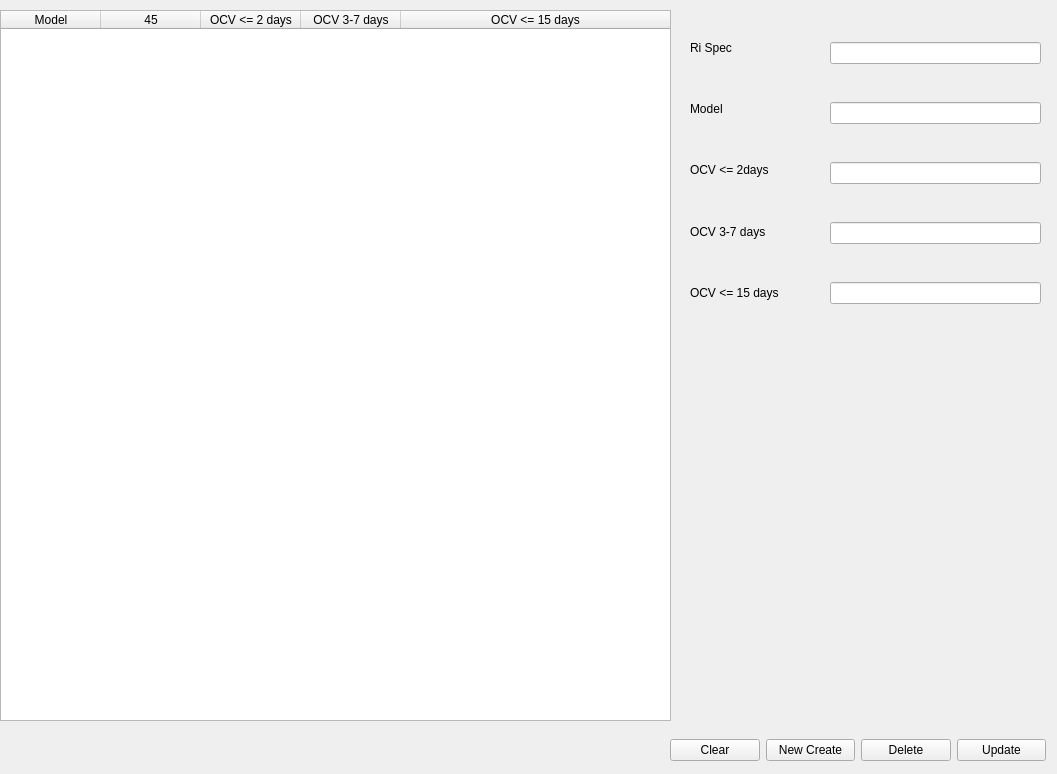
First picture: the form in ui/setup-topup.ui, repository pynghaw/GP_sigma, before the edit.
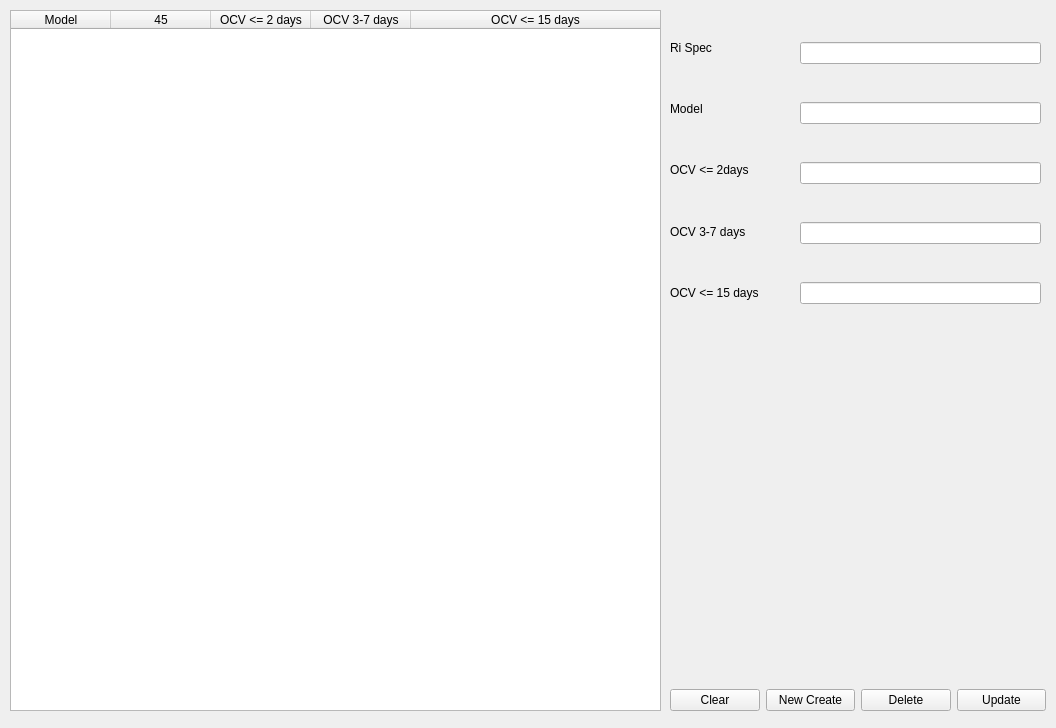
Second picture: the form after the edit.

What changed in the file:
```diff
--- a/ui/setup-topup.ui
+++ b/ui/setup-topup.ui
@@ -6,20 +6,32 @@
    <rect>
     <x>0</x>
     <y>0</y>
-    <width>1057</width>
-    <height>774</height>
+    <width>1056</width>
+    <height>728</height>
    </rect>
   </property>
+  <property name="minimumSize">
+   <size>
+    <width>1056</width>
+    <height>728</height>
+   </size>
+  </property>
+  <property name="maximumSize">
+   <size>
+    <width>1056</width>
+    <height>728</height>
+   </size>
+  </property>
   <property name="windowTitle">
    <string>Setup-with topup</string>
   </property>
   <widget class="QTableWidget" name="tableWidget">
    <property name="geometry">
     <rect>
-     <x>0</x>
+     <x>10</x>
      <y>10</y>
-     <width>671</width>
-     <height>711</height>
+     <width>651</width>
+     <height>701</height>
     </rect>
    </property>
    <property name="wordWrap">
@@ -66,7 +78,7 @@
   <widget class="QWidget" name="verticalLayoutWidget">
    <property name="geometry">
     <rect>
-     <x>690</x>
+     <x>670</x>
      <y>20</y>
      <width>121</width>
      <height>301</height>
@@ -113,9 +125,9 @@
   <widget class="QWidget" name="verticalLayoutWidget_2">
    <property name="geometry">
     <rect>
-     <x>830</x>
+     <x>800</x>
      <y>10</y>
-     <width>211</width>
+     <width>241</width>
      <height>331</height>
     </rect>
    </property>
@@ -161,7 +173,7 @@
    <property name="geometry">
     <rect>
      <x>670</x>
-     <y>730</y>
+     <y>680</y>
      <width>376</width>
      <height>41</height>
     </rect>
```
